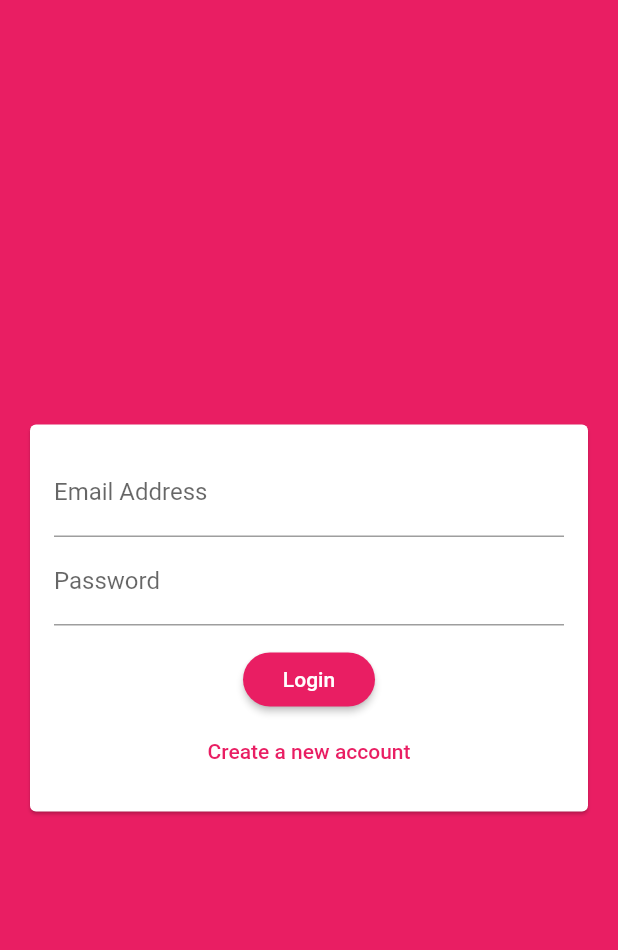
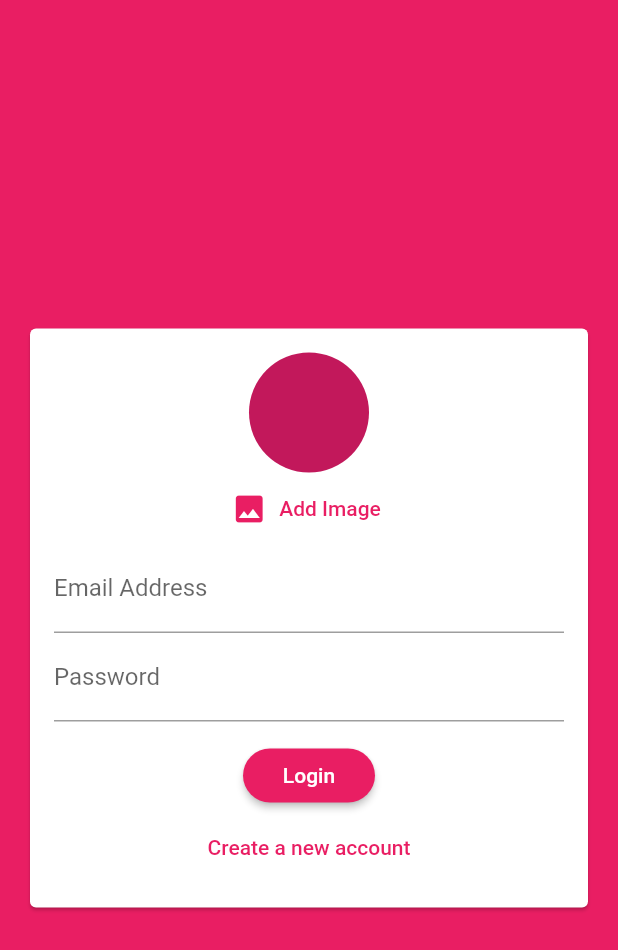
Before and after one commit to Sahil-rai/chat-app, a Flutter app: the screen it shows after launch, on a phone screen of 412 x 824 dp. Shown: the top 950 px of the screen. Run offline on Flutter 3.47's test engine with Material 2 defaults, Android fonts, the light colour scheme and no system bars; our stand-ins replace cloud_firestore, firebase_auth, image_picker; accounts and stored records are empty.

Commit message:
Added image picker

```diff
--- a/lib/widgets/auth/auth_form.dart
+++ b/lib/widgets/auth/auth_form.dart
@@ -1,3 +1,4 @@
+import 'package:chat_app/widgets/pickers/user_image_picker.dart';
 import 'package:flutter/material.dart';
 
 class AuthForm extends StatefulWidget {
@@ -50,6 +51,7 @@
               child: Column(
                 mainAxisSize: MainAxisSize.min,
                 children: <Widget>[
+                  UserImagePicker(),
                   TextFormField(
                     key: ValueKey('email'),
                     validator: (value) {
--- /dev/null
+++ b/lib/widgets/pickers/user_image_picker.dart
@@ -0,0 +1,39 @@
+import 'dart:io';
+
+import 'package:flutter/material.dart';
+import 'package:image_picker/image_picker.dart';
+
+class UserImagePicker extends StatefulWidget {
+  @override
+  _UserImagePickerState createState() => _UserImagePickerState();
+}
+
+class _UserImagePickerState extends State<UserImagePicker> {
+  File _pickedImage;
+
+  void _pickImage() async {
+    final pickedImageFile =
+        await ImagePicker.pickImage(source: ImageSource.camera);
+    setState(() {
+      _pickedImage = pickedImageFile;
+    });
+  }
+
+  @override
+  Widget build(BuildContext context) {
+    return Column(
+      children: [
+        CircleAvatar(
+          radius: 40,
+          backgroundImage:
+              _pickedImage != null ? FileImage(_pickedImage) : null,
+        ),
+        FlatButton.icon(
+            textColor: Theme.of(context).primaryColor,
+            onPressed: _pickImage,
+            icon: Icon(Icons.image),
+            label: Text('Add Image')),
+      ],
+    );
+  }
+}
--- a/pubspec.yaml
+++ b/pubspec.yaml
@@ -33,6 +33,7 @@
   cloud_firestore: ^0.13.5
   firebase_core: ^0.4.5
   firebase_analytics: ^5.0.2
+  image_picker: ^0.6.5
 
 dev_dependencies:
   flutter_test:
```
Also changed, not shown: pubspec.lock.
